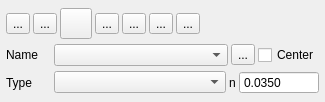
The window that flo2d/ui/xs_editor.ui (FLO-2DSoftware/qgis-flo-2d-plugin) describes before a commit, drawn with Qt 5.
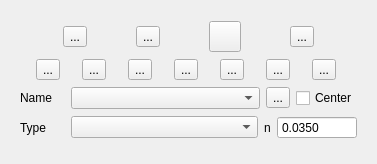
The same window after the commit. Icons and pictures are not drawn.

```diff
--- a/flo2d/ui/xs_editor.ui
+++ b/flo2d/ui/xs_editor.ui
@@ -9,21 +9,15 @@
    <rect>
     <x>0</x>
     <y>0</y>
-    <width>325</width>
-    <height>102</height>
+    <width>377</width>
+    <height>164</height>
    </rect>
   </property>
   <property name="windowTitle">
    <string>Cross-section Editor</string>
   </property>
-  <layout class="QHBoxLayout" name="horizontalLayout_2">
-   <property name="spacing">
-    <number>3</number>
-   </property>
-   <property name="margin">
-    <number>3</number>
-   </property>
-   <item>
+  <layout class="QGridLayout" name="gridLayout_3">
+   <item row="1" column="0">
     <widget class="QFrame" name="xsecParFrame">
      <property name="minimumSize">
       <size>
@@ -40,16 +34,10 @@
      <property name="frameShape">
       <enum>QFrame::NoFrame</enum>
      </property>
-     <layout class="QVBoxLayout" name="xsecParamsLayout">
-      <property name="spacing">
-       <number>3</number>
-      </property>
-      <property name="margin">
-       <number>3</number>
-      </property>
-      <item>
-       <layout class="QHBoxLayout" name="horizontalLayout_4">
-        <item>
+     <layout class="QGridLayout" name="gridLayout_5">
+      <item row="0" column="0">
+       <layout class="QGridLayout" name="gridLayout">
+        <item row="0" column="0">
          <widget class="QToolButton" name="digitize_btn">
           <property name="toolTip">
            <string>Add cross section lines</string>
@@ -69,10 +57,33 @@
           </property>
          </widget>
         </item>
-        <item>
-         <widget class="QToolButton" name="save_changes_btn">
+        <item row="0" column="3">
+         <widget class="QToolButton" name="delete_btn">
+          <property name="focusPolicy">
+           <enum>Qt::StrongFocus</enum>
+          </property>
           <property name="toolTip">
-           <string>Save current cross-section</string>
+           <string>&lt;html&gt;&lt;head/&gt;&lt;body&gt;&lt;p&gt;Delete current cross-section (Users Layers)&lt;/p&gt;&lt;/body&gt;&lt;/html&gt;</string>
+          </property>
+          <property name="text">
+           <string>...</string>
+          </property>
+          <property name="icon">
+           <iconset>
+            <normaloff>../img/mActionDeleteSelected.svg</normaloff>../img/mActionDeleteSelected.svg</iconset>
+          </property>
+          <property name="iconSize">
+           <size>
+            <width>24</width>
+            <height>24</height>
+           </size>
+          </property>
+         </widget>
+        </item>
+        <item row="0" column="1">
+         <widget class="QToolButton" name="save_xs_changes_btn">
+          <property name="toolTip">
+           <string>&lt;html&gt;&lt;head/&gt;&lt;body&gt;&lt;p&gt;Save current cross-section (Users Layers)&lt;/p&gt;&lt;/body&gt;&lt;/html&gt;</string>
           </property>
           <property name="text">
            <string>...</string>
@@ -89,7 +100,7 @@
           </property>
          </widget>
         </item>
-        <item>
+        <item row="0" column="2">
          <widget class="QToolButton" name="revert_changes_btn">
           <property name="maximumSize">
            <size>
@@ -115,27 +126,11 @@
           </property>
          </widget>
         </item>
-        <item>
-         <widget class="QToolButton" name="delete_btn">
-          <property name="toolTip">
-           <string>Delete current cross-section</string>
-          </property>
-          <property name="text">
-           <string>...</string>
-          </property>
-          <property name="icon">
-           <iconset>
-            <normaloff>../img/mActionDeleteSelected.svg</normaloff>../img/mActionDeleteSelected.svg</iconset>
-          </property>
-          <property name="iconSize">
-           <size>
-            <width>24</width>
-            <height>24</height>
-           </size>
-          </property>
-         </widget>
-        </item>
-        <item>
+       </layout>
+      </item>
+      <item row="1" column="0">
+       <layout class="QGridLayout" name="gridLayout_2">
+        <item row="0" column="0">
          <widget class="QToolButton" name="schematize_xs_btn">
           <property name="toolTip">
            <string>Schematize cross-sections</string>
@@ -147,9 +142,104 @@
            <iconset>
             <normaloff>../img/schematize_xsec.svg</normaloff>../img/schematize_xsec.svg</iconset>
           </property>
+          <property name="iconSize">
+           <size>
+            <width>24</width>
+            <height>24</height>
+           </size>
+          </property>
          </widget>
         </item>
-        <item>
+        <item row="0" column="1">
+         <widget class="QToolButton" name="schematize_right_bank_btn">
+          <property name="toolTip">
+           <string>&lt;html&gt;&lt;head/&gt;&lt;body&gt;&lt;p&gt;Schematize user right bank&lt;/p&gt;&lt;/body&gt;&lt;/html&gt;</string>
+          </property>
+          <property name="text">
+           <string>...</string>
+          </property>
+          <property name="icon">
+           <iconset>
+            <normaloff>../img/schematize_right_bank.svg</normaloff>../img/schematize_right_bank.svg</iconset>
+          </property>
+          <property name="iconSize">
+           <size>
+            <width>24</width>
+            <height>24</height>
+           </size>
+          </property>
+         </widget>
+        </item>
+        <item row="0" column="2">
+         <widget class="QToolButton" name="save_channel_DAT_files_btn">
+          <property name="toolTip">
+           <string>&lt;html&gt;&lt;head/&gt;&lt;body&gt;&lt;p&gt;Create CHAN.DAT XSEC.DAT, and CHANBANK.DAT&lt;/p&gt;&lt;/body&gt;&lt;/html&gt;</string>
+          </property>
+          <property name="statusTip">
+           <string>Create CHAN.DAT XSEC.DAT, and CHANBANK.DAT</string>
+          </property>
+          <property name="text">
+           <string>...</string>
+          </property>
+          <property name="icon">
+           <iconset>
+            <normaloff>../img/export_channels.svg</normaloff>../img/export_channels.svg</iconset>
+          </property>
+          <property name="iconSize">
+           <size>
+            <width>24</width>
+            <height>24</height>
+           </size>
+          </property>
+         </widget>
+        </item>
+        <item row="0" column="3">
+         <widget class="QToolButton" name="reassign_rightbanks_btn">
+          <property name="toolTip">
+           <string>&lt;html&gt;&lt;head/&gt;&lt;body&gt;&lt;p&gt;Import right banks (CHANBANK.DAT)&lt;/p&gt;&lt;/body&gt;&lt;/html&gt;</string>
+          </property>
+          <property name="statusTip">
+           <string>Import right banks (CHANBANK.DAT)</string>
+          </property>
+          <property name="text">
+           <string>...</string>
+          </property>
+          <property name="icon">
+           <iconset>
+            <normaloff>../img/import_right_banks.svg</normaloff>../img/import_right_banks.svg</iconset>
+          </property>
+          <property name="iconSize">
+           <size>
+            <width>24</width>
+            <height>24</height>
+           </size>
+          </property>
+         </widget>
+        </item>
+        <item row="0" column="4">
+         <widget class="QToolButton" name="import_HYCHAN_OUT_btn">
+          <property name="toolTip">
+           <string>&lt;html&gt;&lt;head/&gt;&lt;body&gt;&lt;p&gt;Import channel peaks (HYCHAN.OUT)&lt;/p&gt;&lt;/body&gt;&lt;/html&gt;</string>
+          </property>
+          <property name="statusTip">
+           <string>Import channel peaks (HYCHAN.OUT))</string>
+          </property>
+          <property name="text">
+           <string>...</string>
+          </property>
+          <property name="icon">
+           <iconset>
+            <normaloff>../img/import_channel_peaks.svg</normaloff>../img/import_channel_peaks.svg</iconset>
+          </property>
+          <property name="iconSize">
+           <size>
+            <width>24</width>
+            <height>24</height>
+           </size>
+          </property>
+         </widget>
+        </item>
+        <item row="0" column="5">
          <widget class="QToolButton" name="interpolate_xs_btn">
           <property name="toolTip">
            <string>Interpolate bed elevation data</string>
@@ -161,9 +251,15 @@
            <iconset>
             <normaloff>../img/interpolate_xsec.svg</normaloff>../img/interpolate_xsec.svg</iconset>
           </property>
+          <property name="iconSize">
+           <size>
+            <width>24</width>
+            <height>24</height>
+           </size>
+          </property>
          </widget>
         </item>
-        <item>
+        <item row="0" column="6">
          <widget class="QToolButton" name="confluences_btn">
           <property name="toolTip">
            <string>Find confluences</string>
@@ -175,24 +271,17 @@
            <iconset>
             <normaloff>../img/schematize_confluence.svg</normaloff>../img/schematize_confluence.svg</iconset>
           </property>
-         </widget>
-        </item>
-        <item>
-         <spacer name="horizontalSpacer">
-          <property name="orientation">
-           <enum>Qt::Horizontal</enum>
-          </property>
-          <property name="sizeHint" stdset="0">
+          <property name="iconSize">
            <size>
-            <width>40</width>
-            <height>20</height>
+            <width>24</width>
+            <height>24</height>
            </size>
           </property>
-         </spacer>
+         </widget>
         </item>
        </layout>
       </item>
-      <item>
+      <item row="2" column="0">
        <layout class="QHBoxLayout" name="horizontalLayout">
         <property name="bottomMargin">
          <number>0</number>
@@ -246,12 +335,12 @@
         </item>
        </layout>
       </item>
-      <item>
-       <layout class="QHBoxLayout" name="horizontalLayout_3">
+      <item row="3" column="0">
+       <layout class="QGridLayout" name="gridLayout_4">
         <property name="bottomMargin">
          <number>0</number>
         </property>
-        <item>
+        <item row="0" column="0">
          <widget class="QLabel" name="label_6">
           <property name="minimumSize">
            <size>
@@ -270,7 +359,7 @@
           </property>
          </widget>
         </item>
-        <item>
+        <item row="0" column="1">
          <widget class="QComboBox" name="xs_type_cbo">
           <property name="sizePolicy">
            <sizepolicy hsizetype="MinimumExpanding" vsizetype="Fixed">
@@ -286,7 +375,7 @@
           </property>
          </widget>
         </item>
-        <item>
+        <item row="0" column="2">
          <widget class="QLabel" name="label_5">
           <property name="maximumSize">
            <size>
@@ -299,7 +388,7 @@
           </property>
          </widget>
         </item>
-        <item>
+        <item row="0" column="3">
          <widget class="QDoubleSpinBox" name="n_sbox">
           <property name="sizePolicy">
            <sizepolicy hsizetype="Minimum" vsizetype="Fixed">
```
Left out of the diff: 6 changed lines with no effect on the pictures.
